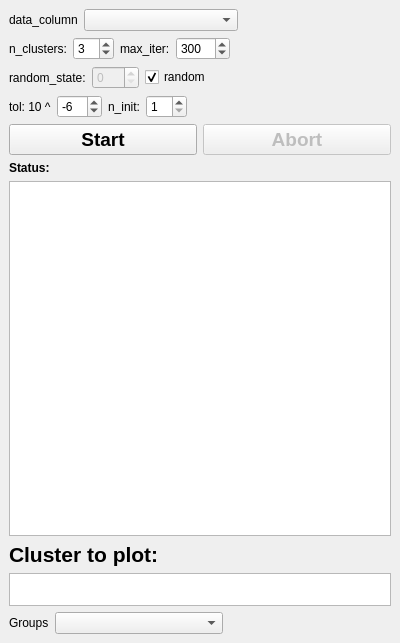
The window that mesmerize/plotting/widgets/kshape/control_widget.ui (kushalkolar/MESmerize) describes before a commit, drawn with Qt 5.
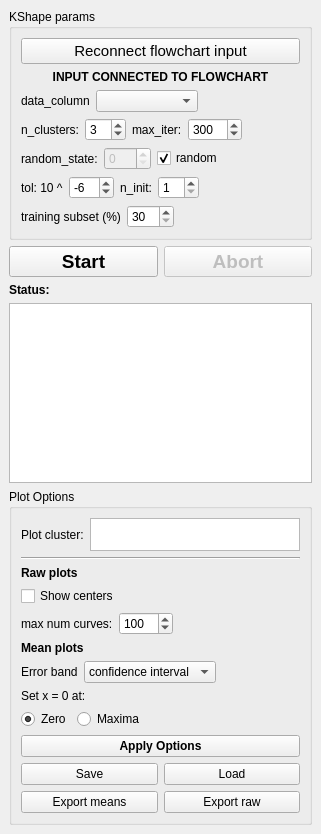
The same window after the commit.

Diff of the .ui file:
```diff
--- a/mesmerize/plotting/widgets/kshape/control_widget.ui
+++ b/mesmerize/plotting/widgets/kshape/control_widget.ui
@@ -6,15 +6,51 @@
    <rect>
     <x>0</x>
     <y>0</y>
-    <width>400</width>
-    <height>643</height>
+    <width>321</width>
+    <height>834</height>
    </rect>
   </property>
   <property name="windowTitle">
    <string>Co&amp;ntrols</string>
   </property>
   <widget class="QWidget" name="dockWidgetContents">
-   <layout class="QVBoxLayout" name="verticalLayout">
+   <layout class="QVBoxLayout" name="verticalLayout_4">
+    <item>
+     <widget class="QGroupBox" name="groupBoxKShapeParams">
+      <property name="title">
+       <string>KShape params</string>
+      </property>
+      <layout class="QVBoxLayout" name="verticalLayout_3">
+       <item>
+        <widget class="QPushButton" name="pushButtonReconnectFlowchartInput">
+         <property name="font">
+          <font>
+           <pointsize>11</pointsize>
+           <weight>50</weight>
+           <bold>false</bold>
+          </font>
+         </property>
+         <property name="text">
+          <string>Reconnect flowchart input</string>
+         </property>
+        </widget>
+       </item>
+       <item>
+        <widget class="QLabel" name="labelConnectedToFlowchart">
+         <property name="font">
+          <font>
+           <weight>75</weight>
+           <bold>true</bold>
+          </font>
+         </property>
+         <property name="text">
+          <string>INPUT CONNECTED TO FLOWCHART</string>
+         </property>
+         <property name="alignment">
+          <set>Qt::AlignCenter</set>
+         </property>
+        </widget>
+       </item>
     <item>
      <layout class="QHBoxLayout" name="horizontalLayout_12">
       <item>
@@ -230,6 +266,46 @@
      </layout>
     </item>
     <item>
+        <layout class="QHBoxLayout" name="horizontalLayout_15">
+         <item>
+          <widget class="QLabel" name="label_11">
+           <property name="text">
+            <string>training subset (%)</string>
+           </property>
+          </widget>
+         </item>
+         <item>
+          <widget class="QSpinBox" name="spinBoxTrainSubsetPercentage">
+           <property name="minimum">
+            <number>30</number>
+           </property>
+           <property name="maximum">
+            <number>100</number>
+           </property>
+           <property name="singleStep">
+            <number>10</number>
+           </property>
+          </widget>
+         </item>
+         <item>
+          <spacer name="horizontalSpacer_6">
+           <property name="orientation">
+            <enum>Qt::Horizontal</enum>
+           </property>
+           <property name="sizeHint" stdset="0">
+            <size>
+             <width>40</width>
+             <height>20</height>
+            </size>
+           </property>
+          </spacer>
+         </item>
+        </layout>
+       </item>
+      </layout>
+     </widget>
+    </item>
+    <item>
      <layout class="QHBoxLayout" name="horizontalLayout_11">
       <item>
        <widget class="QPushButton" name="pushButtonStart">
@@ -283,22 +359,29 @@
        <string>&lt;!DOCTYPE HTML PUBLIC &quot;-//W3C//DTD HTML 4.0//EN&quot; &quot;http://www.w3.org/TR/REC-html40/strict.dtd&quot;&gt;
 &lt;html&gt;&lt;head&gt;&lt;meta name=&quot;qrichtext&quot; content=&quot;1&quot; /&gt;&lt;style type=&quot;text/css&quot;&gt;
 p, li { white-space: pre-wrap; }
-&lt;/style&gt;&lt;/head&gt;&lt;body style=&quot; font-family:'Noto Sans'; font-size:10pt; font-weight:400; font-style:normal;&quot;&gt;
-&lt;p style=&quot;-qt-paragraph-type:empty; margin-top:0px; margin-bottom:0px; margin-left:0px; margin-right:0px; -qt-block-indent:0; text-indent:0px;&quot;&gt;&lt;br /&gt;&lt;/p&gt;&lt;/body&gt;&lt;/html&gt;</string>
+&lt;/style&gt;&lt;/head&gt;&lt;body style=&quot; font-family:'Sans'; font-size:10pt; font-weight:400; font-style:normal;&quot;&gt;
+&lt;p style=&quot;-qt-paragraph-type:empty; margin-top:0px; margin-bottom:0px; margin-left:0px; margin-right:0px; -qt-block-indent:0; text-indent:0px; font-family:'Noto Sans';&quot;&gt;&lt;br /&gt;&lt;/p&gt;&lt;/body&gt;&lt;/html&gt;</string>
       </property>
      </widget>
     </item>
+    <item>
+     <widget class="QGroupBox" name="groupBoxPlotParams">
+      <property name="font">
+       <font>
+        <weight>50</weight>
+        <bold>false</bold>
+       </font>
+      </property>
+      <property name="title">
+       <string>Plot Options</string>
+      </property>
+      <layout class="QVBoxLayout" name="verticalLayout_2">
+       <item>
+        <layout class="QHBoxLayout" name="horizontalLayout_14">
     <item>
      <widget class="QLabel" name="label_7">
-      <property name="font">
-       <font>
-        <pointsize>16</pointsize>
-        <weight>75</weight>
-        <bold>true</bold>
-       </font>
-      </property>
       <property name="text">
-       <string>Cluster to plot:</string>
+            <string>Plot cluster:</string>
       </property>
      </widget>
     </item>
@@ -336,22 +419,153 @@
       </property>
      </widget>
     </item>
+        </layout>
+       </item>
+       <item>
+        <widget class="Line" name="line">
+         <property name="orientation">
+          <enum>Qt::Horizontal</enum>
+         </property>
+        </widget>
+       </item>
+       <item>
+        <widget class="QLabel" name="label_12">
+         <property name="font">
+          <font>
+           <weight>75</weight>
+           <bold>true</bold>
+          </font>
+         </property>
+         <property name="text">
+          <string>Raw plots</string>
+         </property>
+        </widget>
+       </item>
+       <item>
+        <widget class="QCheckBox" name="checkBoxShowKShapeCenters">
+         <property name="text">
+          <string>Show centers</string>
+         </property>
+        </widget>
+       </item>
     <item>
      <layout class="QHBoxLayout" name="horizontalLayout_13">
       <item>
        <widget class="QLabel" name="label_9">
         <property name="text">
-         <string>Groups</string>
+            <string>max num curves:</string>
         </property>
        </widget>
       </item>
       <item>
-       <widget class="QComboBox" name="comboBoxGroups">
-        <property name="sizePolicy">
-         <sizepolicy hsizetype="Expanding" vsizetype="Fixed">
-          <horstretch>0</horstretch>
-          <verstretch>0</verstretch>
-         </sizepolicy>
+          <widget class="QSpinBox" name="spinBoxMaxNumCurves">
+           <property name="maximum">
+            <number>1000</number>
+           </property>
+           <property name="singleStep">
+            <number>25</number>
+           </property>
+           <property name="value">
+            <number>100</number>
+           </property>
+          </widget>
+         </item>
+         <item>
+          <spacer name="horizontalSpacer_8">
+           <property name="orientation">
+            <enum>Qt::Horizontal</enum>
+           </property>
+           <property name="sizeHint" stdset="0">
+            <size>
+             <width>40</width>
+             <height>20</height>
+            </size>
+           </property>
+          </spacer>
+         </item>
+        </layout>
+       </item>
+       <item>
+        <widget class="QLabel" name="label_13">
+         <property name="font">
+          <font>
+           <weight>75</weight>
+           <bold>true</bold>
+          </font>
+         </property>
+         <property name="text">
+          <string>Mean plots</string>
+         </property>
+        </widget>
+       </item>
+       <item>
+        <layout class="QHBoxLayout" name="horizontalLayout_16">
+         <item>
+          <widget class="QLabel" name="label_10">
+           <property name="text">
+            <string>Error band</string>
+           </property>
+          </widget>
+         </item>
+         <item>
+          <widget class="QComboBox" name="comboBoxErrorBand">
+           <item>
+            <property name="text">
+             <string>confidence interval</string>
+            </property>
+           </item>
+           <item>
+            <property name="text">
+             <string>standard deviation</string>
+            </property>
+           </item>
+           <item>
+            <property name="text">
+             <string>None</string>
+            </property>
+           </item>
+          </widget>
+         </item>
+         <item>
+          <spacer name="horizontalSpacer_7">
+           <property name="orientation">
+            <enum>Qt::Horizontal</enum>
+           </property>
+           <property name="sizeHint" stdset="0">
+            <size>
+             <width>40</width>
+             <height>20</height>
+            </size>
+           </property>
+          </spacer>
+         </item>
+        </layout>
+       </item>
+       <item>
+        <layout class="QVBoxLayout" name="verticalLayout">
+         <item>
+          <widget class="QLabel" name="label_14">
+           <property name="text">
+            <string>Set x = 0 at:</string>
+           </property>
+          </widget>
+         </item>
+         <item>
+          <layout class="QHBoxLayout" name="horizontalLayout_17">
+           <item>
+            <widget class="QRadioButton" name="radioButtonXZeroZero">
+             <property name="text">
+              <string>Zero</string>
+             </property>
+             <property name="checked">
+              <bool>true</bool>
+             </property>
+            </widget>
+           </item>
+           <item>
+            <widget class="QRadioButton" name="radioButtonXZeroMaxima">
+             <property name="text">
+              <string>Maxima</string>
         </property>
        </widget>
       </item>
@@ -369,6 +583,56 @@
        </spacer>
       </item>
      </layout>
+         </item>
+        </layout>
+       </item>
+       <item>
+        <widget class="QPushButton" name="pushButtonApplyPlotOptions">
+         <property name="font">
+          <font>
+           <weight>75</weight>
+           <bold>true</bold>
+          </font>
+         </property>
+         <property name="text">
+          <string>Apply Options</string>
+         </property>
+        </widget>
+       </item>
+       <item>
+        <layout class="QGridLayout" name="gridLayout">
+         <item row="0" column="0">
+          <widget class="QPushButton" name="pushButtonSave">
+           <property name="text">
+            <string>Save</string>
+           </property>
+          </widget>
+         </item>
+         <item row="0" column="1">
+          <widget class="QPushButton" name="pushButtonLoad">
+           <property name="text">
+            <string>Load</string>
+           </property>
+          </widget>
+         </item>
+         <item row="1" column="0">
+          <widget class="QPushButton" name="pushButtonExportMeans">
+           <property name="text">
+            <string>Export means</string>
+           </property>
+          </widget>
+         </item>
+         <item row="1" column="1">
+          <widget class="QPushButton" name="pushButtonExportRaw">
+           <property name="text">
+            <string>Export raw</string>
+           </property>
+          </widget>
+         </item>
+        </layout>
+       </item>
+      </layout>
+     </widget>
     </item>
    </layout>
   </widget>
```
Lines whose indentation alone changed are shown as unchanged.
